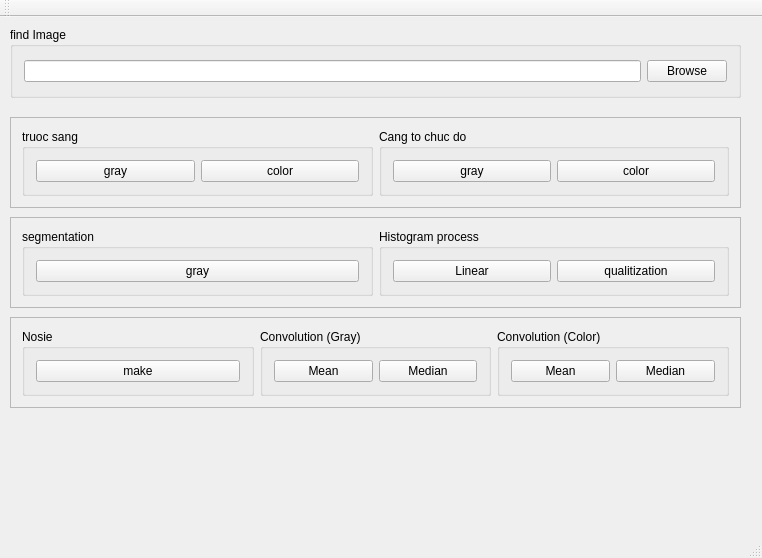
First picture: the form in mainwindow.ui, repository trungbanh/FullCouseImageProcessing, before the edit.
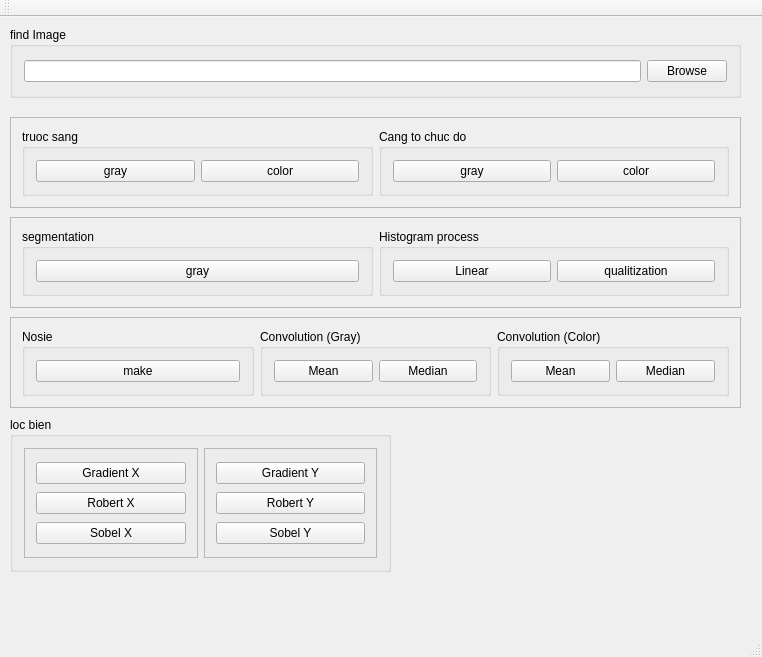
Second picture: the form after the edit.

```diff
--- a/mainwindow.ui
+++ b/mainwindow.ui
@@ -7,7 +7,7 @@
     <x>0</x>
     <y>0</y>
     <width>762</width>
-    <height>558</height>
+    <height>657</height>
    </rect>
   </property>
   <property name="windowTitle">
@@ -240,6 +240,87 @@
      </item>
     </layout>
    </widget>
+   <widget class="QGroupBox" name="groupBox_9">
+    <property name="geometry">
+     <rect>
+      <x>10</x>
+      <y>400</y>
+      <width>381</width>
+      <height>155</height>
+     </rect>
+    </property>
+    <property name="title">
+     <string>loc bien</string>
+    </property>
+    <layout class="QHBoxLayout" name="horizontalLayout_11">
+     <item>
+      <widget class="QFrame" name="frame_4">
+       <property name="frameShape">
+        <enum>QFrame::StyledPanel</enum>
+       </property>
+       <property name="frameShadow">
+        <enum>QFrame::Raised</enum>
+       </property>
+       <layout class="QVBoxLayout" name="verticalLayout_2">
+        <item>
+         <widget class="QPushButton" name="btn_Gradien_X">
+          <property name="text">
+           <string>Gradient X</string>
+          </property>
+         </widget>
+        </item>
+        <item>
+         <widget class="QPushButton" name="btn_Robert_X">
+          <property name="text">
+           <string>Robert X</string>
+          </property>
+         </widget>
+        </item>
+        <item>
+         <widget class="QPushButton" name="btn_sobel_x">
+          <property name="text">
+           <string>Sobel X</string>
+          </property>
+         </widget>
+        </item>
+       </layout>
+      </widget>
+     </item>
+     <item>
+      <widget class="QFrame" name="frame_5">
+       <property name="frameShape">
+        <enum>QFrame::StyledPanel</enum>
+       </property>
+       <property name="frameShadow">
+        <enum>QFrame::Raised</enum>
+       </property>
+       <layout class="QVBoxLayout" name="verticalLayout_3">
+        <item>
+         <widget class="QPushButton" name="btn_Gradient_Y">
+          <property name="text">
+           <string>Gradient Y</string>
+          </property>
+         </widget>
+        </item>
+        <item>
+         <widget class="QPushButton" name="btn_Robert_Y">
+          <property name="text">
+           <string>Robert Y</string>
+          </property>
+         </widget>
+        </item>
+        <item>
+         <widget class="QPushButton" name="btn_sobel_y">
+          <property name="text">
+           <string>Sobel Y</string>
+          </property>
+         </widget>
+        </item>
+       </layout>
+      </widget>
+     </item>
+    </layout>
+   </widget>
   </widget>
   <widget class="QMenuBar" name="menuBar">
    <property name="geometry">
```
